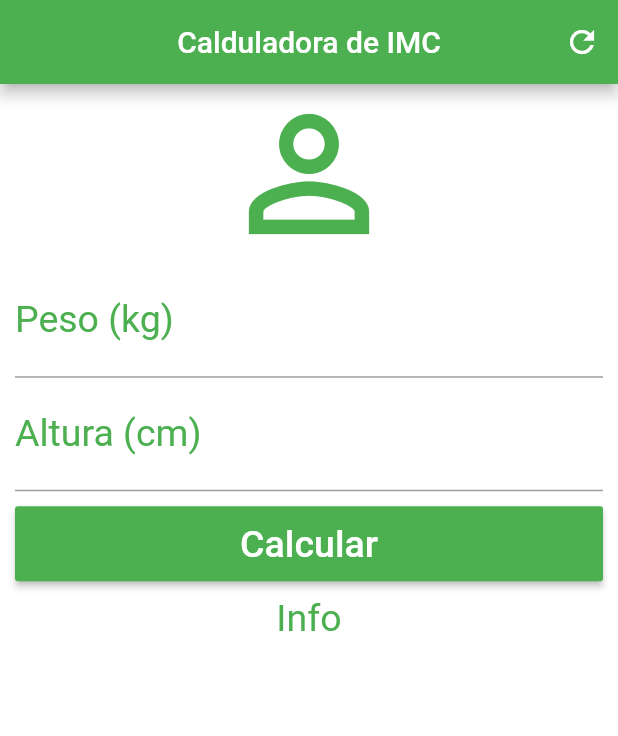
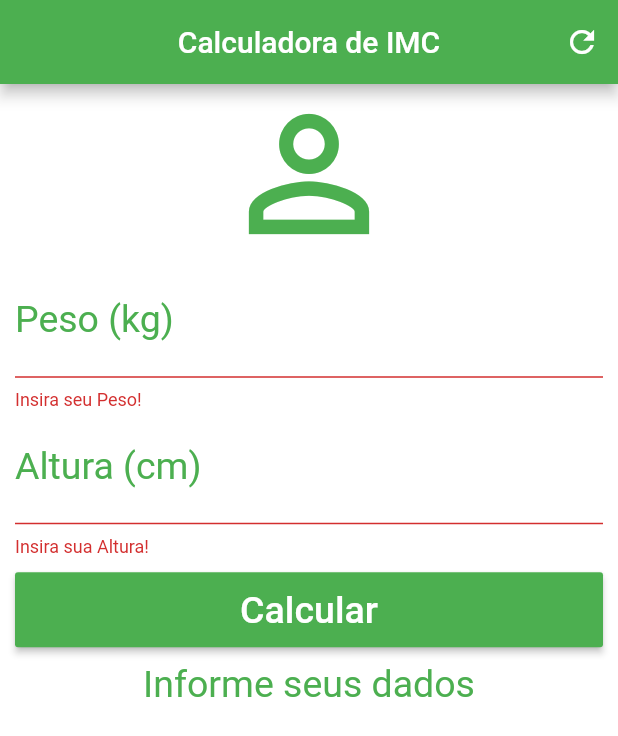
Before and after one commit to kleitonpsld/Flutter_Calculo_IMC, a Flutter app: the screen it shows after launch, after a tap on "Calcular", on a phone screen of 412 x 824 dp. Shown: the top 736 px of the screen. Run offline on Flutter 3.47's test engine with Material 2 defaults, Android fonts, the phone set to English and light mode, and no system bars.

Commit message:
Calculando IMC

```diff
--- a/lib/main.dart
+++ b/lib/main.dart
@@ -12,49 +12,104 @@ class Home extends StatefulWidget {
 }
 
 class _HomeState extends State<Home> {
+  TextEditingController weightController = TextEditingController();
+  TextEditingController heightController = TextEditingController();
+
+  GlobalKey<FormState> _formKey = GlobalKey<FormState>();
+
+  String _info = "Informe seus dados";
+
+  void _resetFields() {
+    weightController.text = "";
+    heightController.text = "";
+    setState(() {
+      _info = "Informe seus dados";
+    });
+  }
+
+  void _calculate() {
+    setState(() {
+      double weight = double.parse(weightController.text);
+      double height = double.parse(heightController.text) / 100;
+      double imc = weight / (height * height);
+      print(imc);
+      if (imc < 18.6) {
+        _info = "Abaixo do Peso (${imc.toStringAsPrecision(4)})";
+      } else if (imc >= 18.6 && imc < 24.9) {
+        _info = "Peso Ideal (${imc.toStringAsPrecision(4)})";
+      } else if (imc >= 24.9 && imc < 29.9) {
+        _info = "Levemente Acima do Peso (${imc.toStringAsPrecision(4)})";
+      } else if (imc >= 29.9 && imc < 34.9) {
+        _info = "Obesidade Grau I (${imc.toStringAsPrecision(4)})";
+      } else if (imc >= 34.9 && imc < 39.9) {
+        _info = "Obesidade Grau II (${imc.toStringAsPrecision(4)})";
+      } else if (imc >= 40) {
+        _info = "Obesidade Grau III (${imc.toStringAsPrecision(4)})";
+      }
+    });
+  }
+
   @override
   Widget build(BuildContext context) {
     return Scaffold(
       appBar: AppBar(
-        title: Text("Calduladora de IMC"),
+        title: Text("Calculadora de IMC"),
         centerTitle: true,
         backgroundColor: Colors.green,
         actions: [
           IconButton(
             icon: Icon(Icons.refresh),
-            onPressed: () {},
+            onPressed: _resetFields,
           )
         ],
       ),
       backgroundColor: Colors.white,
       body: SingleChildScrollView(
         padding: EdgeInsets.fromLTRB(10.0, 0.0, 10.0, 0.0),
+        child: Form(
+          key: _formKey,
           child: Column(
             crossAxisAlignment: CrossAxisAlignment.stretch,
             children: [
               Icon(Icons.person_outline, size: 120.0, color: Colors.green),
-            TextField(
+              TextFormField(
                 keyboardType: TextInputType.number,
                 decoration: InputDecoration(
                     labelText: "Peso (kg)",
                     labelStyle: TextStyle(color: Colors.green)),
                 textAlign: TextAlign.center,
                 style: TextStyle(color: Colors.green, fontSize: 25.0),
+                controller: weightController,
+                validator: (value) {
+                  if(value.isEmpty){
+                    return "Insira seu Peso!";
+                  }
+                },
               ),
-            TextField(
+              TextFormField(
                 keyboardType: TextInputType.number,
                 decoration: InputDecoration(
                     labelText: "Altura (cm)",
                     labelStyle: TextStyle(color: Colors.green)),
                 textAlign: TextAlign.center,
                 style: TextStyle(color: Colors.green, fontSize: 25.0),
+                controller: heightController,
+                validator: (value) {
+                  if(value.isEmpty){
+                    return "Insira sua Altura!";
+                  }
+                },
               ),
               Padding(
                 padding: EdgeInsets.only(top: 10.0, bottom: 10.0),
                 child: Container(
                   height: 50.0,
                   child: RaisedButton(
-                  onPressed: () {},
+                    onPressed: (){
+                      if(_formKey.currentState.validate()){
+                        _calculate();
+                      }
+                    },
                     child: Text("Calcular",
                         style: TextStyle(color: Colors.white, fontSize: 25.0)),
                     color: Colors.green,
@@ -62,13 +117,14 @@ class _HomeState extends State<Home> {
                 ),
               ),
               Text(
-              "Info",
+                _info,
                 textAlign: TextAlign.center,
                 style: TextStyle(color: Colors.green, fontSize: 25.0),
               )
             ],
           ),
         ),
+      ),
     );
   }
 }
```
Lines whose indentation alone changed are shown as unchanged.
